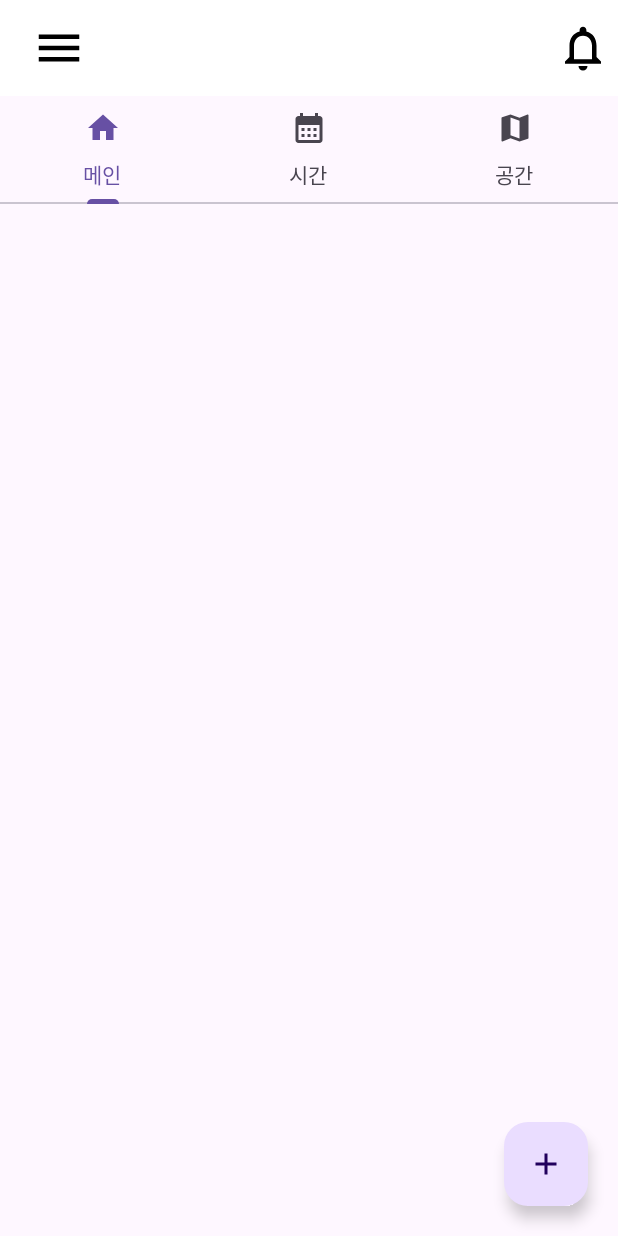
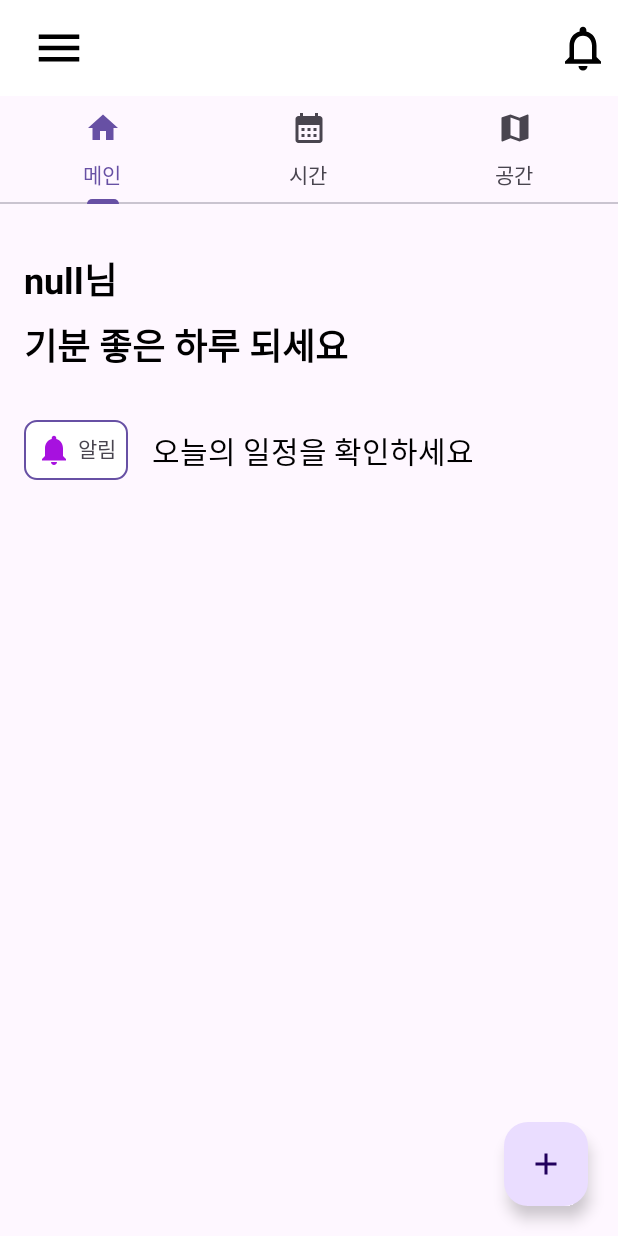
Before and after one commit to SeoulTech-IISE-CapstoneDesign2023/ChangedMySecretary, an Android app: the MainFragment screen opened directly, with no data from a screen before it, on a phone screen of 412 x 824 dp. Run offline under Robolectric (Android 15) with nearby library versions, the phone set to English and light mode, and no system bars; our stand-ins replace Firebase (no records; nobody signed in at launch, a user with empty details on screens opened directly); libraries missing offline, so code that uses them is left out: com.naver.maps, com.prolificinteractive.materialcalendarview.

Commit message:
design: "fragment_main 디자인 추가"

```diff
--- a/app/src/main/java/com/design/MainFragment.kt
+++ b/app/src/main/java/com/design/MainFragment.kt
@@ -6,6 +6,7 @@ import android.view.View
 import android.view.ViewGroup
 import androidx.fragment.app.Fragment
 import com.design.databinding.FragmentMainBinding
+import com.design.util.FirebaseUtil
 
 class MainFragment:Fragment() {
 
@@ -24,6 +25,13 @@ class MainFragment:Fragment() {
     override fun onViewCreated(view: View, savedInstanceState: Bundle?) {
         super.onViewCreated(view, savedInstanceState)
         //이곳에서 ui작동
+        binding?.let {binding ->
+            FirebaseUtil.userDataBase.child("user_info").get()
+                .addOnSuccessListener {
+                    val value = it.getValue(User::class.java)
+                    binding.titleTextView.text = "${value?.nickname}님\n기분 좋은 하루 되세요"
+                }
+        }
     }
 
     override fun onDestroyView() {
--- a/app/src/main/res/layout/fragment_main.xml
+++ b/app/src/main/res/layout/fragment_main.xml
@@ -1,6 +1,49 @@
 <?xml version="1.0" encoding="utf-8"?>
 <androidx.constraintlayout.widget.ConstraintLayout xmlns:android="http://schemas.android.com/apk/res/android"
+    xmlns:app="http://schemas.android.com/apk/res-auto"
     android:layout_width="match_parent"
     android:layout_height="match_parent">
 
+    <androidx.appcompat.widget.AppCompatTextView
+        android:id="@+id/titleTextView"
+        android:layout_width="0dp"
+        android:layout_height="wrap_content"
+        android:layout_marginStart="16dp"
+        android:layout_marginTop="32dp"
+        android:layout_marginEnd="16dp"
+        android:lineSpacingExtra="8dp"
+        android:textColor="@color/black"
+        android:textSize="24sp"
+        android:textStyle="bold"
+        app:layout_constraintEnd_toEndOf="parent"
+        app:layout_constraintStart_toStartOf="parent"
+        app:layout_constraintTop_toTopOf="parent" />
+
+    <androidx.appcompat.widget.AppCompatTextView
+        android:id="@+id/chip"
+        android:layout_width="wrap_content"
+        android:layout_height="wrap_content"
+        android:layout_marginTop="32dp"
+        android:padding="8dp"
+        android:text="알림"
+        android:drawablePadding="4dp"
+        android:background="@drawable/white_8"
+        android:drawableStart="@drawable/baseline_notifications_24"
+        app:layout_constraintStart_toStartOf="@id/titleTextView"
+        app:layout_constraintTop_toBottomOf="@id/titleTextView" />
+
+    <androidx.appcompat.widget.AppCompatTextView
+        android:layout_width="0dp"
+        android:textSize="20sp"
+        android:textColor="@color/black"
+        android:layout_height="wrap_content"
+        android:layout_marginStart="16dp"
+        android:text="오늘의 일정을 확인하세요"
+        app:layout_constraintBottom_toBottomOf="@id/chip"
+        app:layout_constraintStart_toEndOf="@id/chip"
+        app:layout_constraintTop_toTopOf="@id/chip" />
+
+
+
+
 </androidx.constraintlayout.widget.ConstraintLayout>
```
